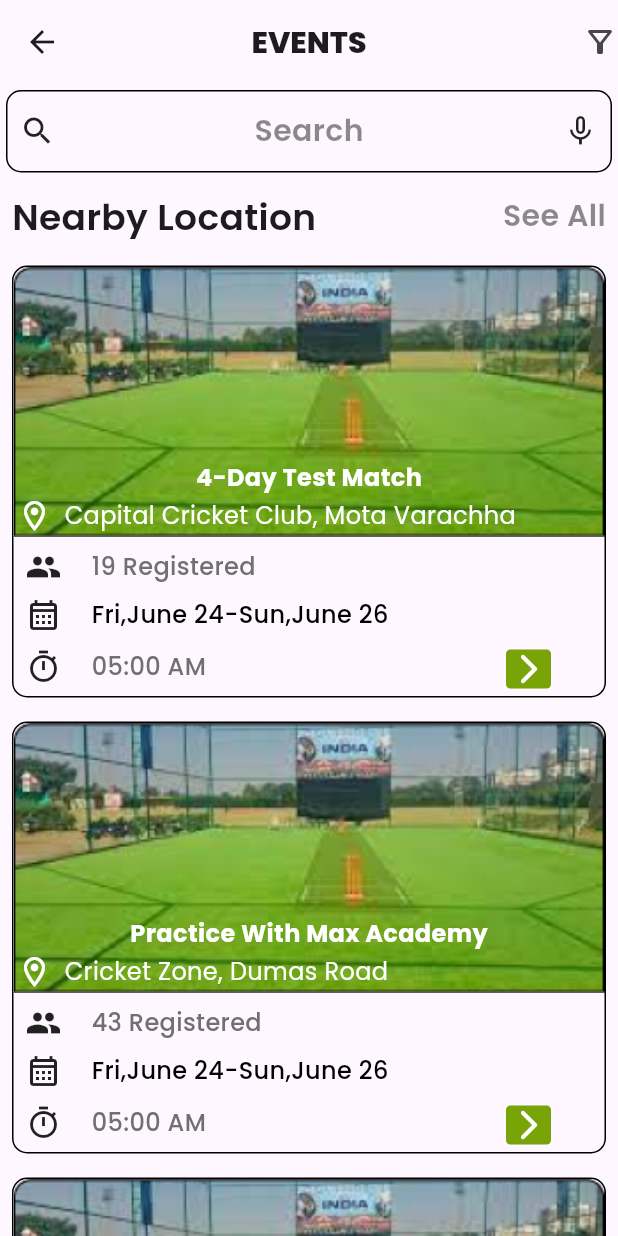
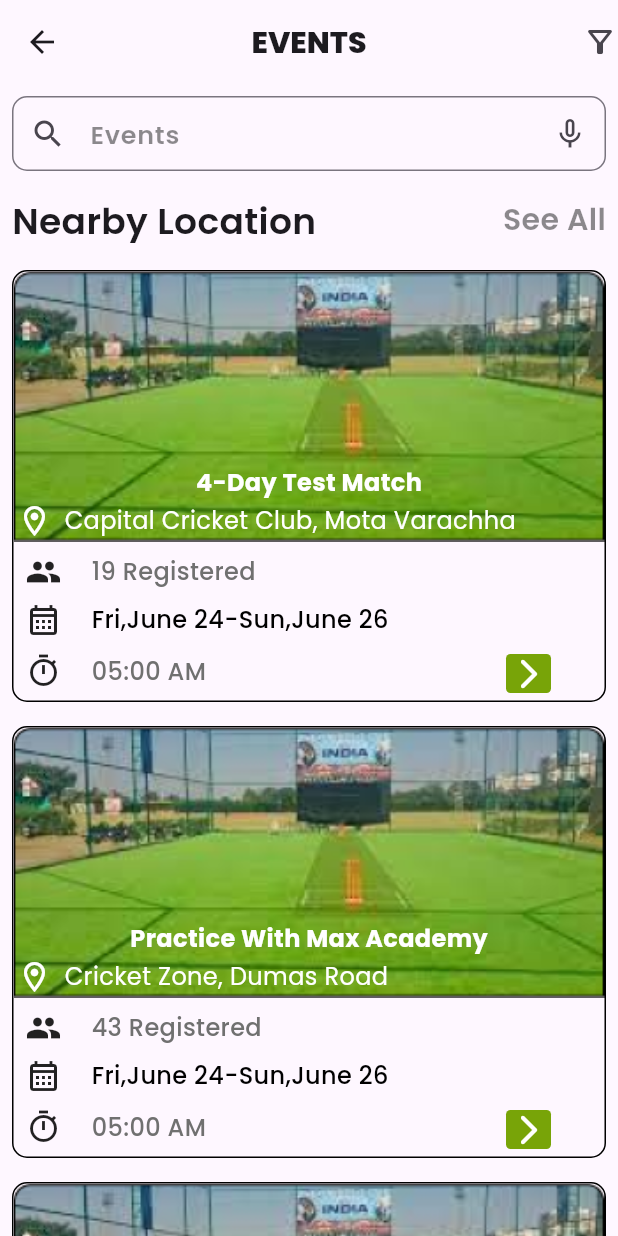
Before and after one commit to nidhamkacha/boxcricket, a Flutter app: the EventScreen screen opened directly, on a phone screen of 412 x 824 dp. Run offline on Flutter 3.47's test engine with Material 3 defaults, Android fonts, the phone set to English and light mode, and no system bars; our stand-ins replace google_fonts.

Commit message:
23-2-24
Signed-off-by: Nidham Kacha <nidham78@gmail.com>

```diff
--- a/lib/EventsScreen/event_screen.dart
+++ b/lib/EventsScreen/event_screen.dart
@@ -25,31 +25,32 @@ class _EventScreenState extends State<EventScreen> {
         child: Column(
           mainAxisAlignment: MainAxisAlignment.start,
           children: [
-            Container(
-              margin: EdgeInsets.all(4),
-              height: 55,
-              width: double.infinity,
-              child: Padding(
-                  padding: const EdgeInsets.all(8.0),
-                  child: Row(
-                    mainAxisAlignment: MainAxisAlignment.spaceBetween,
-                    children: [
-                      Icon(
-                        Icons.search_sharp,
-                      ),
-                      Text(
-                        "Search",
-                        style: GoogleFonts.poppins(
-                            color: Colors.black45,
-                            fontSize: 20,
-                            fontWeight: FontWeight.w600),
-                      ),
-                      Icon(Icons.mic_none),
-                    ],
-                  )),
-              decoration: BoxDecoration(
-                  border: Border.all(),
-                  borderRadius: BorderRadius.circular(10)),
+            Padding(
+              padding: const EdgeInsets.all(8.0),
+              child: SizedBox(
+                height: 50,
+                child: TextField(
+                  style: GoogleFonts.poppins(
+                      fontSize: 20,
+                      color: Color(0XFF78A408),
+                      fontWeight: FontWeight.w500),
+                  // controller: _name,
+                  cursorColor: Colors.amber,
+                  decoration: InputDecoration(
+                    prefixIcon: Icon(Icons.search_sharp),
+                    suffixIcon: Icon(Icons.mic_none),
+                    focusedBorder: OutlineInputBorder(
+                        borderSide: BorderSide(color: Color(0XFF78A408))),
+                    border: OutlineInputBorder(
+                        borderRadius: BorderRadius.circular(10)),
+                    hintText: "Events",
+                    hintStyle: GoogleFonts.poppins(
+                        color: Colors.black45,
+                        fontSize: 17,
+                        fontWeight: FontWeight.w600),
+                  ),
+                ),
+              ),
             ),
             Padding(
               padding: const EdgeInsets.all(8.0),
--- a/lib/main.dart
+++ b/lib/main.dart
@@ -40,10 +40,10 @@ class MyApp extends StatelessWidget {
       // home: HomeScreen(),
       // home: DiscoverScreen(),
       // home: DetailScreen(),
-      home: PaymentScreen(),
+      // home: PaymentScreen(),
       // home: EventScreen(),
       // home: FilterScreen(),
-      // home: Details(),
+      home: Details(),
     );
   }
 }
```
Also changed, not shown: lib/EventsScreen/Detail_Screen.dart (+41 -4 lines), lib/EventsScreen/Filter_Screen.dart (+20 -16 lines), lib/HomeScreens/Home_Screen.dart (+1 -25 lines), assets/images/Rectangle 1092.png (added), pubspec.lock.
